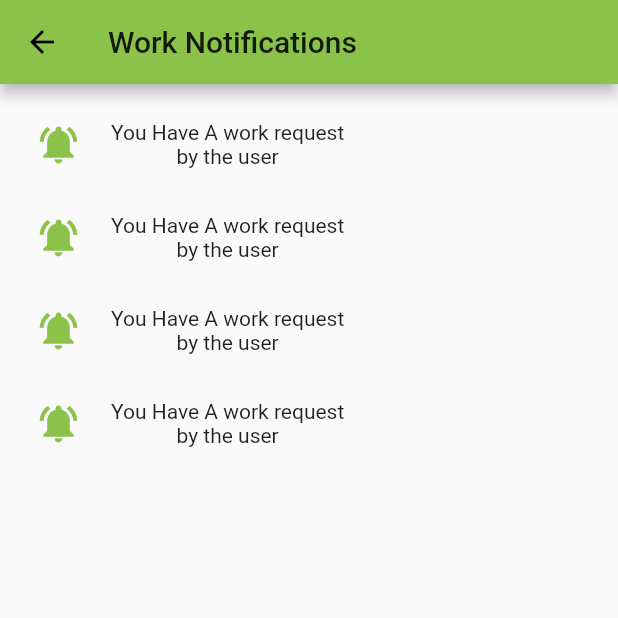
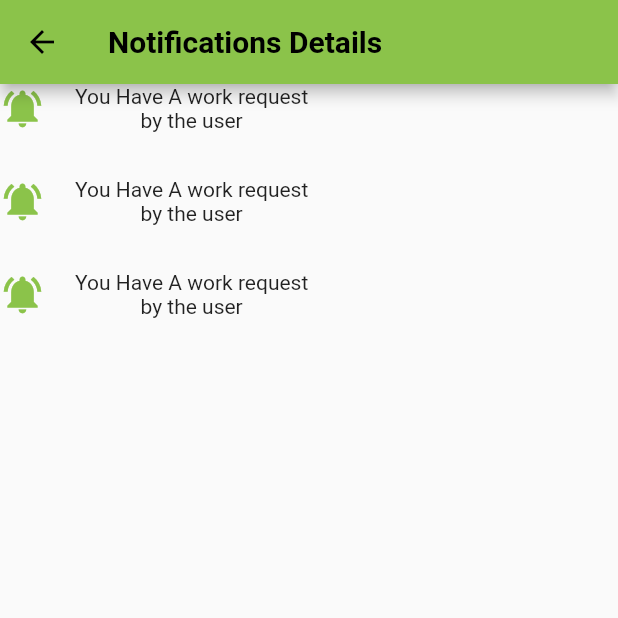
Before and after one commit to 1nzi/Home-Services-Provider, a Flutter app: the MyNotificationScreen screen opened directly, on a phone screen of 412 x 824 dp, the top half of it. Run offline on Flutter 3.47's test engine with Material 2 defaults, Android fonts, the phone set to English and light mode, and no system bars; our stand-ins replace datetime_picker_formfield, device_preview, flutter_rating_bar, image_picker, splashscreen.

Commit message:
dynamic list view

```diff
--- a/lib/View/common/main.dart
+++ b/lib/View/common/main.dart
@@ -14,7 +14,7 @@ class MyApp extends StatelessWidget {
   Widget build(BuildContext context) {
     return MaterialApp(
       builder: DevicePreview.appBuilder,
-      debugShowCheckedModeBanner: true,
+      debugShowCheckedModeBanner: false,
       title: 'FYP',
       theme: ThemeData(
         primaryColor: Colors.lightGreen,
--- a/lib/View/customer/c_login.dart
+++ b/lib/View/customer/c_login.dart
@@ -96,7 +96,7 @@ class _CustomerLoginState extends State<CustomerLogin> {
                 SizedBox(
                   height: 10,
                 ),
-            Container(
+             Container(
               width: 200.0,
               height: 40.0,
               child: RaisedButton(
--- a/lib/View/services/plumbing_services.dart
+++ b/lib/View/services/plumbing_services.dart
@@ -20,8 +20,7 @@ class _PlumbingServicesState extends State<PlumbingServices> {
           title: Text("Plumbing Services"),
           backgroundColor: Colors.lightGreen,
         ),
-        body: ListView(
-          padding: EdgeInsets.all(24),
+        body: Column(
           children: <Widget>[
             Text('Tell us about the job',
                 textAlign: TextAlign.center,
--- a/lib/View/worker/w_notification.dart
+++ b/lib/View/worker/w_notification.dart
@@ -8,21 +8,92 @@ class MyNotificationScreen extends StatefulWidget {
 
 class _MyNotificationScreenState extends State<MyNotificationScreen> {
   // ignore: non_constant_identifier_names
-  Icon _BellIcon = new Icon(
+  final List<Notification> notify = NotificationList.getNotification();
+
+  Widget _buildNotificationList() {
+    return Container(
+      child: notify.length > 0
+          ? ListView.builder(
+          scrollDirection: Axis.vertical,
+          shrinkWrap: true,
+          itemCount: notify.length,
+          itemBuilder: (BuildContext context, int index) {
+            return NotificationDisplayDetails(notify: notify[index]);
+          }
+      )
+          : Center(child: Text('No Items')),
+    );
+  }
+
+  @override
+  Widget build(BuildContext context) {
+    return Scaffold(
+      appBar: new AppBar(
+        leading: IconButton(
+            icon: Icon(Icons.arrow_back),
+            onPressed: () {
+              Navigator.pop(context);
+            }),
+
+        title: new Text("Notifications Details",
+          style: new TextStyle(
+              fontSize: 20.0, color: Colors.black, fontWeight: FontWeight.bold),
+        ),
+
+      ),
+
+      body: _buildNotificationList(),
+    );
+  }
+}
+
+class Notification{
+  final Icon ProfileIcon;
+  final String WorkerInfo;
+  final String UserInfo;
+
+  Notification(this.ProfileIcon, this.WorkerInfo, this.UserInfo);
+}
+
+class NotificationList
+{
+  static Icon _BellIcon = new Icon(
     Icons.notifications_active,
     size: 30,
     color: Colors.lightGreen,
   );
+  static List<Notification> getNotification(){
+    return[
+      Notification(
+        _BellIcon,
+        "You Have A work request",
+        "by the user"
+      ),
+      Notification(
+          _BellIcon,
+          "You Have A work request",
+          "by the user"
+      ),
+      Notification(
+          _BellIcon,
+          "You Have A work request",
+          "by the user"
+      )
+    ];
+  }
+}
+
+class NotificationDisplayDetails extends StatelessWidget{
+
+  final Notification notify;
+
+  const NotificationDisplayDetails({ this.notify});
 
   @override
   Widget build(BuildContext context) {
-    return Scaffold(
-      appBar: AppBar(
-        title: Text("Work Notifications"),
-        backgroundColor: Colors.lightGreen,
-      ),
-      body: Center(
-        child:ListView(padding: EdgeInsets.all(24), children: <Widget>[
+    // TODO: implement build
+    return Column(
+        children: <Widget>[
         GestureDetector(
         onTap: () {
           Navigator.push(
@@ -30,98 +101,27 @@ class _MyNotificationScreenState extends State<MyNotificationScreen> {
           MaterialPageRoute(
               builder: (context) => MyNotificationDetails()));
           },
-            child: Row(
+          child:Row(
             children: <Widget>[
-                _BellIcon,
+              notify.ProfileIcon,
               Padding(
                 padding: EdgeInsets.only(left: 20),
               ),
               Column(
                 children: <Widget>[
-                    Text("You Have A work request"),
-                    Text("by the user")
+                  Text(notify.WorkerInfo),
+                  Text(notify.UserInfo)
                 ],
               )
             ],
-            ),
+          )
         ),
           Padding(
             padding: EdgeInsets.only(top: 30),
-          ),
-          GestureDetector(
-            onTap: () {
-              Navigator.push(
-                  context,
-                  MaterialPageRoute(
-                      builder: (context) => MyNotificationDetails()));
-            },
-            child: Row(
-              children: <Widget>[
-                _BellIcon,
-                Padding(
-                  padding: EdgeInsets.only(left: 20),
-                ),
-                Column(
-                  children: <Widget>[
-                    Text("You Have A work request"),
-                    Text("by the user")
+          )
+
         ],
-                )
-              ],
-            ),
-          ),
-          Padding(
-            padding: EdgeInsets.only(top: 30),
-          ),
-          GestureDetector(
-            onTap: () {
-              Navigator.push(
-                  context,
-                  MaterialPageRoute(
-                      builder: (context) => MyNotificationDetails()));
-            },
-            child: Row(
-              children: <Widget>[
-                _BellIcon,
-                Padding(
-                  padding: EdgeInsets.only(left: 20),
-                ),
-                Column(
-                  children: <Widget>[
-                    Text("You Have A work request"),
-                    Text("by the user")
-                  ],
-                )
-              ],
-            ),
-          ),
-          Padding(
-            padding: EdgeInsets.only(top: 30),
-          ),
-          GestureDetector(
-            onTap: () {
-              Navigator.push(
-                  context,
-                  MaterialPageRoute(
-                      builder: (context) => MyNotificationDetails()));
-            },
-            child: Row(
-              children: <Widget>[
-                _BellIcon,
-                Padding(
-                  padding: EdgeInsets.only(left: 20),
-                ),
-                Column(
-                  children: <Widget>[
-                    Text("You Have A work request"),
-                    Text("by the user")
-                  ],
-                )
-              ],
-            ),
-          ),
-        ]),
-      ),
     );
   }
+
 }
--- a/pubspec.yaml
+++ b/pubspec.yaml
@@ -31,7 +31,7 @@ dependencies:
   image_picker: ^0.6.2
   pin_entry_text_field: ^0.1.3
   splashscreen: ^1.2.0
-  circular_profile_avatar: ^1.0.6
+  #circular_profile_avatar: ^1.0.6
 
 
 
```
Also changed, not shown: pubspec.lock, 1 other file. Lines whose indentation alone changed are shown as unchanged.
